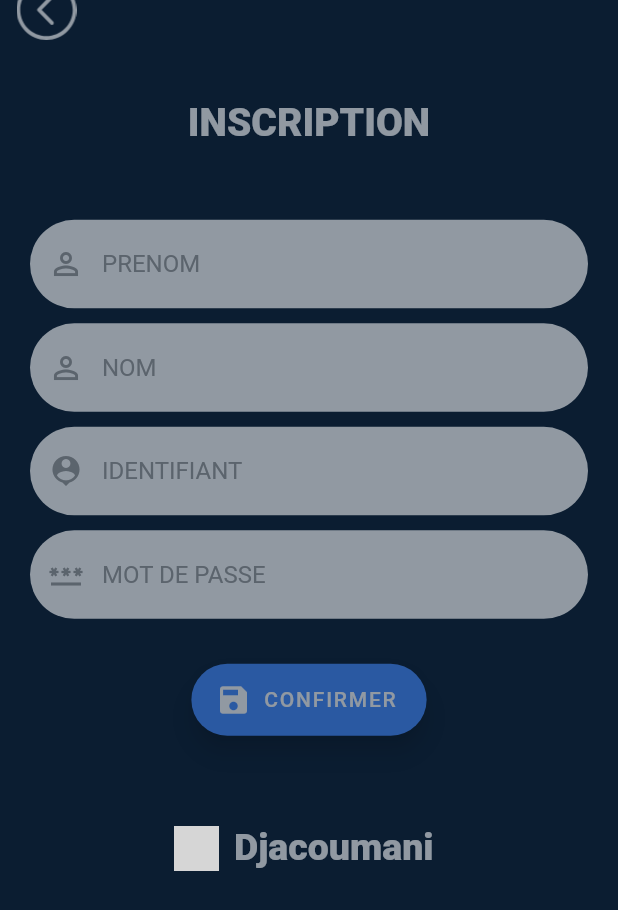
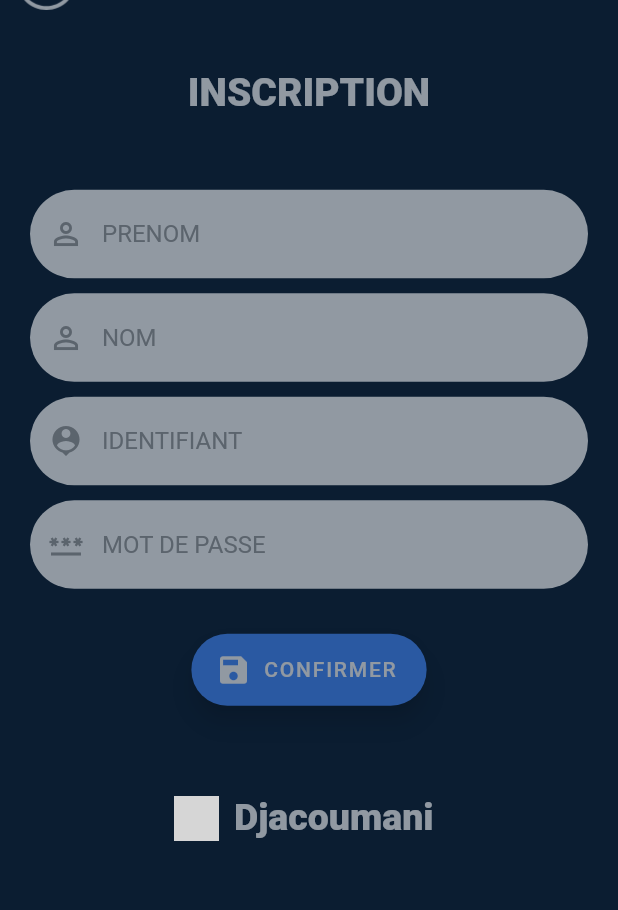
Before and after one commit to djacoumani1/projet_final, a Flutter app: the screen it shows after launch, after a tap on "INSCRIPTION", on a phone screen of 412 x 824 dp. Shown: the top 910 px of the screen. Run offline on Flutter 3.47's test engine with Material 2 defaults, Android fonts, the light colour scheme and no system bars; our stand-ins replace flutter_svg_provider, shared_preferences, sqflite; accounts and stored records are empty; project files that could hold a hidden picture were left out; grey boxes are pictures that could not be loaded.

Commit message:
CHANGEMENT SIMULATEUR

```diff
--- a/lib/main.dart
+++ b/lib/main.dart
@@ -26,11 +26,11 @@ class MyHomePage extends State<MyApp> with TickerProviderStateMixin {
         body: Column(
           children: [
             Padding(
-              padding: const EdgeInsets.fromLTRB(25, 100, 10, 0),
+              padding: const EdgeInsets.fromLTRB(35, 70, 10, 0),
               child: Logo_nom(),
             ),
             Padding(
-              padding: const EdgeInsets.fromLTRB(40, 150, 0, 0),
+              padding: const EdgeInsets.fromLTRB(40, 120, 0, 0),
               child: ConnexionButton(),
             ),
             Padding(
@@ -38,7 +38,7 @@ class MyHomePage extends State<MyApp> with TickerProviderStateMixin {
               child: InscriptionButton(),
             ),
             Padding(
-              padding: const EdgeInsets.fromLTRB(40, 300, 0, 0),
+              padding: const EdgeInsets.fromLTRB(40, 240, 0, 0),
               child: SouleymaneSoumare(),
             )
           ],
--- a/lib/pages/inscription_page.dart
+++ b/lib/pages/inscription_page.dart
@@ -54,7 +54,7 @@ class InscriptionPageState  extends State<InscriptionPage> with SingleTickerProv
             child: Column(
               children: [
                 Padding(
-                  padding: const EdgeInsets.fromLTRB(0, 70, 350, 0),
+                  padding: const EdgeInsets.fromLTRB(0, 50, 350, 0),
                   child: InkWell(
                     onTap: (){
                       Navigator.pop(context);
@@ -226,10 +226,7 @@ class InscriptionPageState  extends State<InscriptionPage> with SingleTickerProv
                 ),
                 ),
                 Logo_nom(),
-                Padding(
-                  padding: const EdgeInsets.fromLTRB(0, 100, 0, 0),
-                  child: SouleymaneSoumare(),
-                )
+
               ],
             ),
           ),
```
